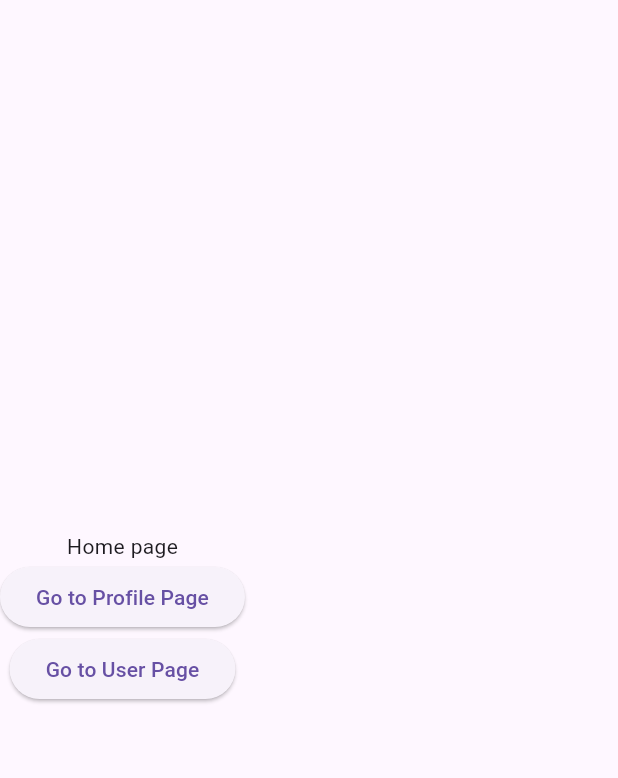
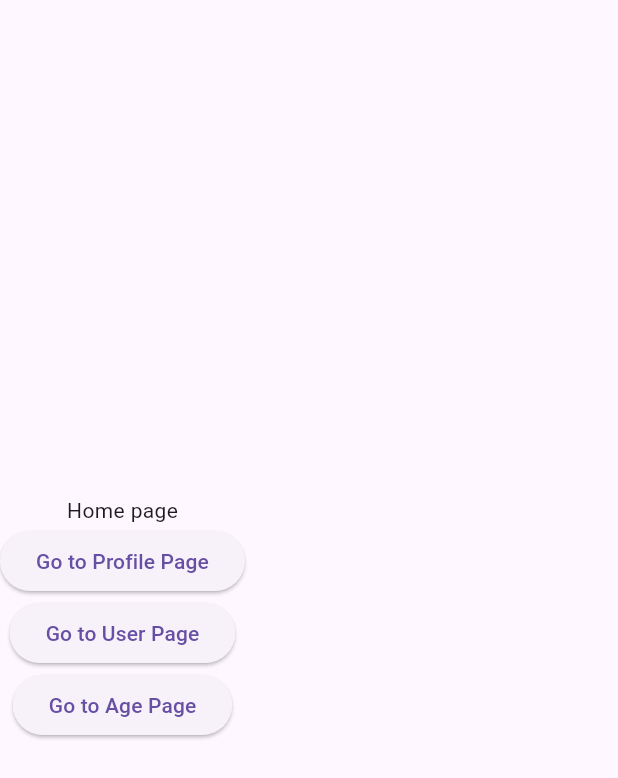
Before and after one commit to thisaraCPrasanga/go_routing_app, a Flutter app: the screen it shows after launch, on a phone screen of 412 x 824 dp. Shown: the top 778 px of the screen. Run offline on Flutter 3.47's test engine with Material 3 defaults, Android fonts, the phone set to English and light mode, and no system bars; our stand-ins replace go_router.

Commit message:
queary parameter for reuqired parametr to age page usig GoName

```diff
--- /dev/null
+++ b/lib/pages/age_page.dart
@@ -0,0 +1,11 @@
+import 'package:flutter/material.dart';
+
+class AgePage extends StatelessWidget {
+  final int age;
+  const AgePage({super.key, required this.age});
+
+  @override
+  Widget build(BuildContext context) {
+    return Scaffold(body: Center(child: Text("age is $age")));
+  }
+}
--- a/lib/pages/home_page.dart
+++ b/lib/pages/home_page.dart
@@ -13,6 +13,8 @@ class HomePage extends StatelessWidget {
 
         children: [
           Text("Home page"),
+
+          //navigate using named route
           ElevatedButton(
             onPressed: () {
               GoRouter.of(context).goNamed(RouteNamesClass.profile);
@@ -30,6 +32,17 @@ class HomePage extends StatelessWidget {
             },
             child: Text("Go to User Page"),
           ),
+
+          ElevatedButton(
+            onPressed: () {
+              String name = "Thisara C Prasanga";
+              int age = 22;
+              GoRouter.of(
+                context,
+              ).goNamed(RouteNamesClass.age, queryParameters: {"age": "24"});
+            },
+            child: Text("Go to Age Page"),
+          ),
         ],
       ),
     );
--- a/lib/router/route_names.dart
+++ b/lib/router/route_names.dart
@@ -1,3 +1,4 @@
 class RouteNamesClass {
   static String profile = "profile";
+  static String age = 'age';
 }
--- a/lib/router/router.dart
+++ b/lib/router/router.dart
@@ -1,5 +1,6 @@
 import 'package:flutter/material.dart';
 import 'package:go_router/go_router.dart';
+import 'package:go_routing_app/pages/age_page.dart';
 import 'package:go_routing_app/pages/child_page.dart';
 import 'package:go_routing_app/pages/home_page.dart';
 import 'package:go_routing_app/pages/profile_page.dart';
@@ -61,6 +62,19 @@ class RouterClass {
           );
         },
       ),
+
+      GoRoute(
+        name: RouteNamesClass.age,
+        path: "/age",
+        builder: (context, state) {
+          final int age =
+              state.uri.queryParameters['age'] == null
+                  ? 0
+                  : int.parse(state.uri.queryParameters['age']!);
+
+          return AgePage(age: age);
+        },
+      ),
     ],
   );
 }
```
